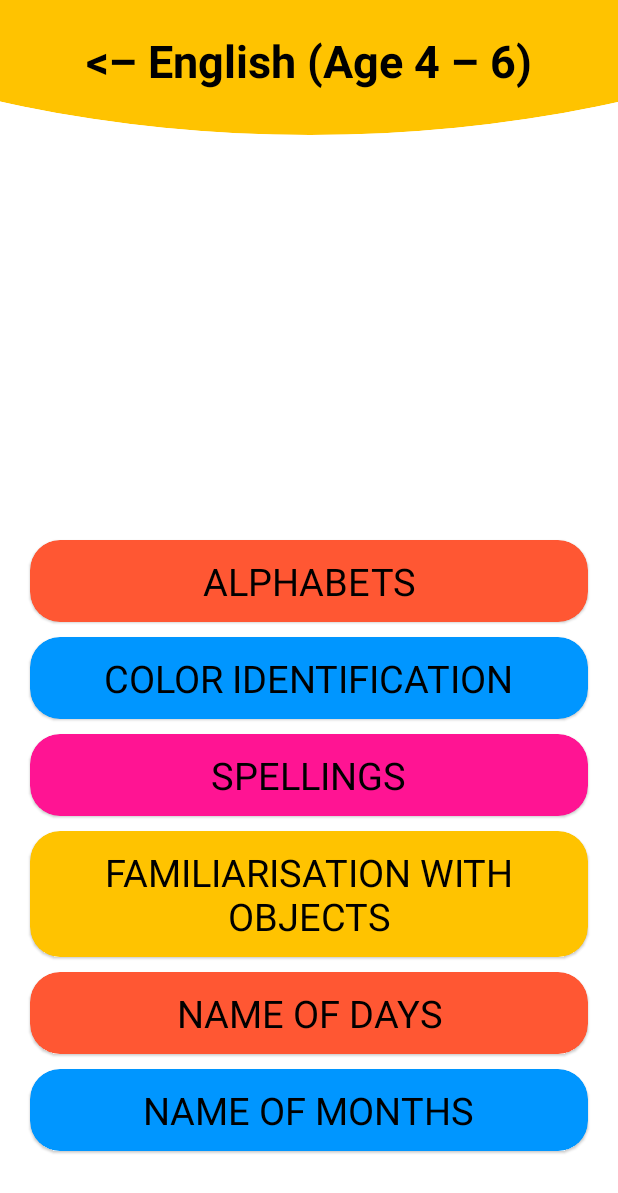
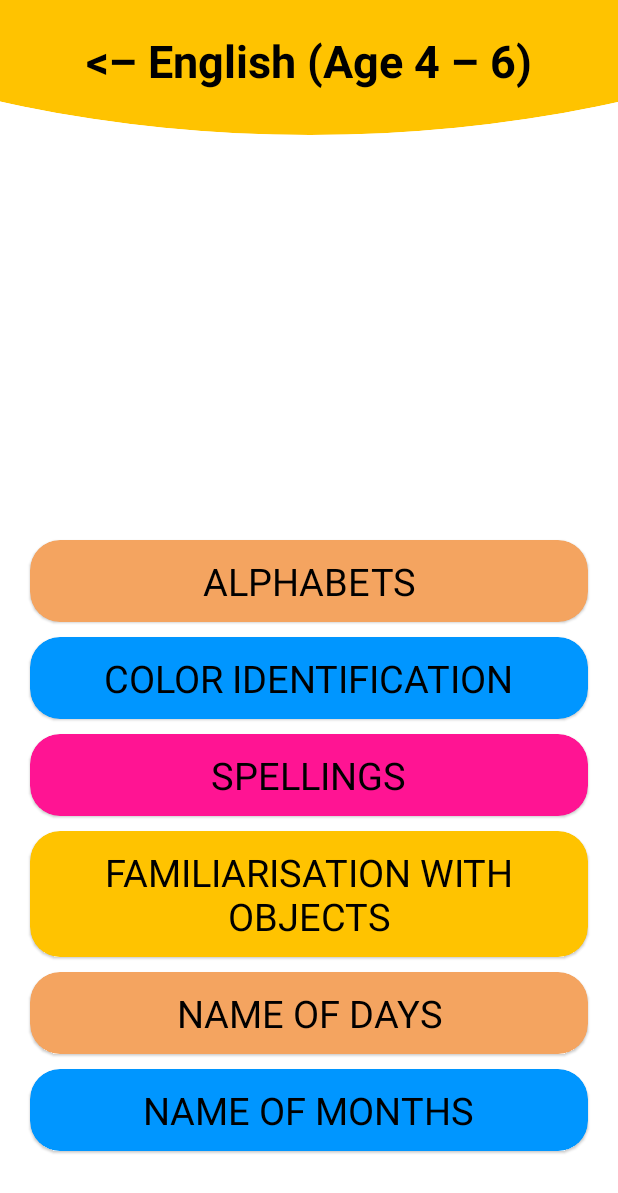
Before and after one commit to JhonyDev/HomeTuition, an Android app: the English47 screen opened directly, with no data from a screen before it, on a phone screen of 412 x 824 dp. Shown: the top 1193 px of the screen. Run offline under Robolectric (Android 15) with nearby library versions, the phone set to English and light mode, and no system bars; Roboto replaces fonts that are not available here.

Commit message:
changes made

```diff
--- a/app/src/main/res/values/colors.xml
+++ b/app/src/main/res/values/colors.xml
@@ -12,7 +12,7 @@
     <color name="green_shade">#0096FF</color>
     <color name="orange_shade">#FFC300</color>
     <color name="purple_shade">#FF1493</color>
-    <color name="yellow_shade">#FF5733</color>
+    <color name="yellow_shade">#F4A460</color>
 
     <color name="green">#3F8F42</color>
     <color name="yellow">#FFDD00</color>
```
